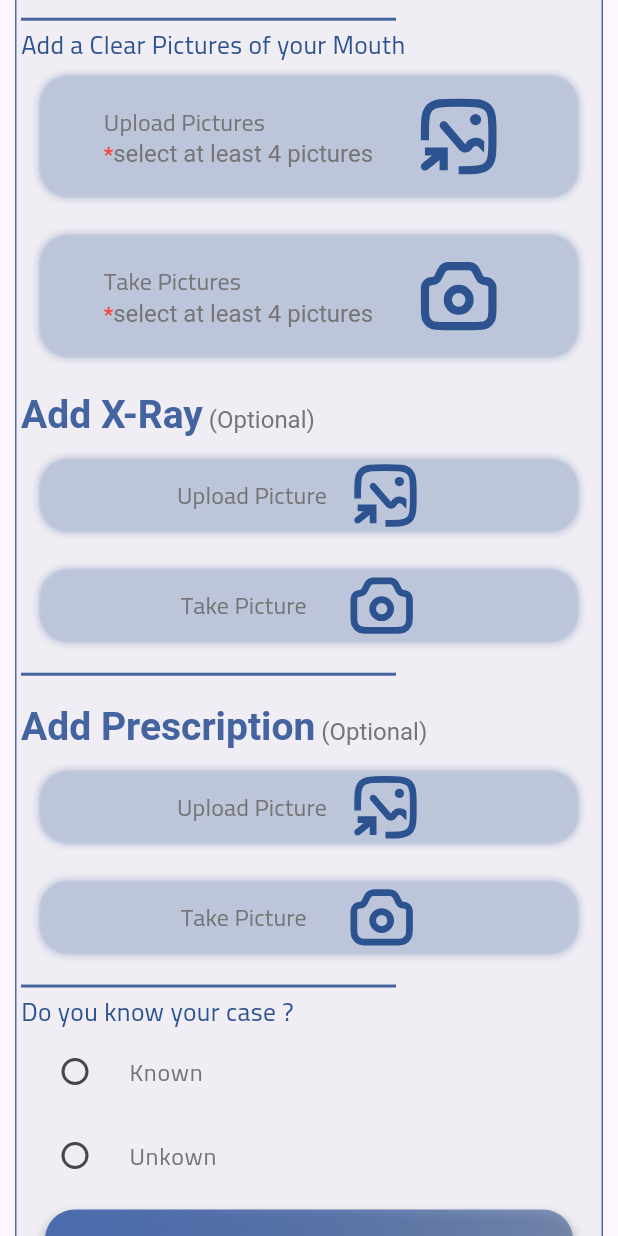
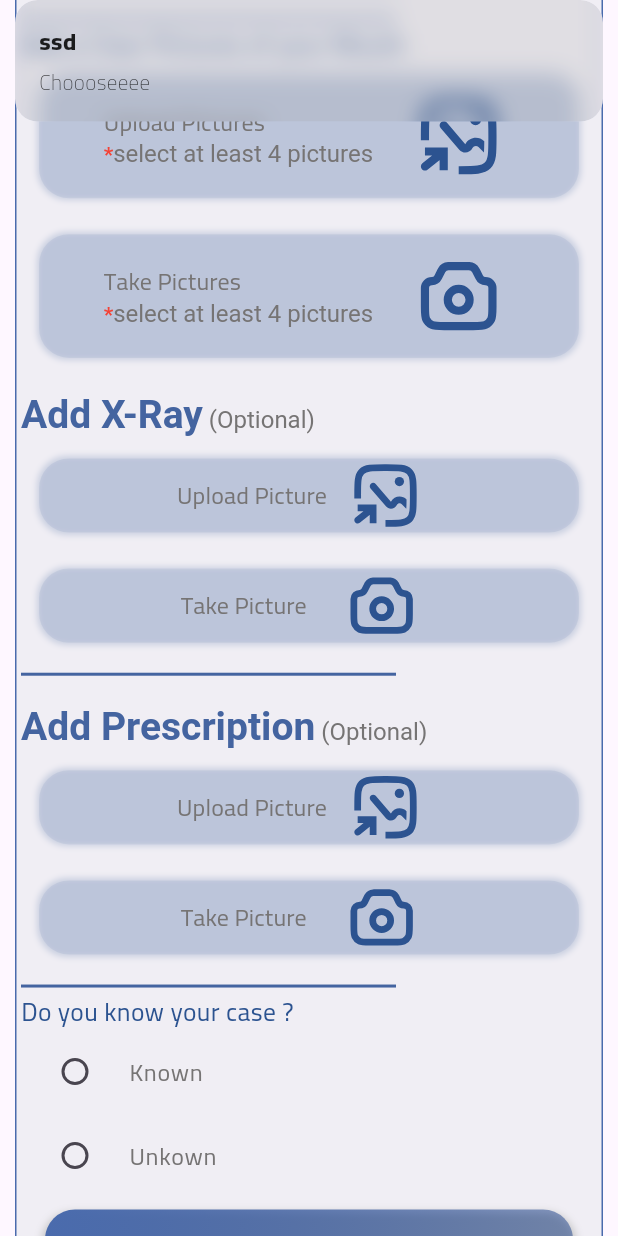
Before and after one commit to YousefHassan52/dentalmatching, a Flutter app: the AddCaseScreen screen opened directly, scrolled down 576 dp, after a tap on "Next", on a phone screen of 412 x 824 dp. Run offline on Flutter 3.47's test engine with Material 3 defaults, Android fonts, the light colour scheme and no system bars; our stand-ins replace connectivity_plus, dartz, dio, dropdown_search, flutter_svg, get and 4 more; missing offline and left inert: dart:ffi; accounts and stored records are empty.

Commit message:
Button Controller

```diff
--- /dev/null
+++ b/lib/features/patient_features/Cases/Controller/ButtonController.dart
@@ -0,0 +1,18 @@
+import 'package:dentalmatching/core/services/my_services.dart';
+import 'package:dentalmatching/features/patient_features/Cases/Controller/KnownController.dart';
+import 'package:get/get.dart';
+
+class NextButtonController extends GetxController {
+  final KnownController cont = Get.put(KnownController());
+  final MyServices controller = Get.put(MyServices());
+
+  handleButtonBehavior() {
+    if (cont.selectCase == 'Unkown') {
+      controller.AddedCase();
+    } else if (cont.selectCase == 'Known') {
+      Get.snackbar('ssd', 'message');
+    } else {
+      Get.snackbar('ssd', 'Choooseeee');
+    }
+  }
+}
--- a/lib/features/patient_features/Cases/Controller/KnownController.dart
+++ b/lib/features/patient_features/Cases/Controller/KnownController.dart
@@ -1,7 +1,7 @@
 import 'package:get/get.dart';
 
 class KnownController extends GetxController {
-  RxList<bool> checkedItems = List.generate(1, (index) => false).obs;
+  RxList<bool> checkedItems = List.generate(2, (index) => false).obs;
   RxString selectCase = ''.obs;
   final List<String> choise = [
     'Known',
--- a/lib/features/patient_features/Cases/Views/AddCase.dart
+++ b/lib/features/patient_features/Cases/Views/AddCase.dart
@@ -14,9 +14,9 @@ class AddCaseScreen extends StatelessWidget {
       body: Expanded(
         child: ListView(
           physics:  const BouncingScrollPhysics(),
-          children: const [
-            UpperWidget(),
-            SizedBox(
+          children:  [
+            const UpperWidget(),
+            const SizedBox(
               height: 12,
             ),
             FormContainer(),
--- a/lib/features/patient_features/Cases/Views/Widget/FormContainer.dart
+++ b/lib/features/patient_features/Cases/Views/Widget/FormContainer.dart
@@ -1,6 +1,7 @@
-import 'package:dentalmatching/core/constants/colors.dart';
-import 'package:dentalmatching/core/constants/styles.dart';
+import 'package:dentalmatching/core/services/my_services.dart';
 import 'package:dentalmatching/features/common_faetures/loginn/view/widgets/auth_button.dart';
+import 'package:dentalmatching/features/patient_features/Cases/Controller/ButtonController.dart';
+import 'package:dentalmatching/features/patient_features/Cases/Controller/KnownController.dart';
 import 'package:dentalmatching/features/patient_features/Cases/Views/Widget/AddImg.dart';
 import 'package:dentalmatching/features/patient_features/Cases/Views/Widget/AddOptionalImg.dart';
 import 'package:dentalmatching/features/patient_features/Cases/Views/Widget/Check.dart';
@@ -12,8 +13,9 @@ import 'package:dentalmatching/features/patient_features/Cases/Views/Widget/Opti
 import 'package:flutter/material.dart';
 import 'package:get/get.dart';
 
-class FormContainer extends StatelessWidget {
-  const FormContainer({
+class FormContainer extends GetView<MyServices> {
+  final NextButtonController button = Get.put(NextButtonController());
+ FormContainer({
     super.key,
   });
 
@@ -107,7 +109,10 @@ class FormContainer extends StatelessWidget {
               ),
               AuthButton(
                 buttonText: 'Next',
-                onTap: () {},
+                onTap: () {
+                  button.handleButtonBehavior();
+
+                },
               )
             ],
           ),
```
